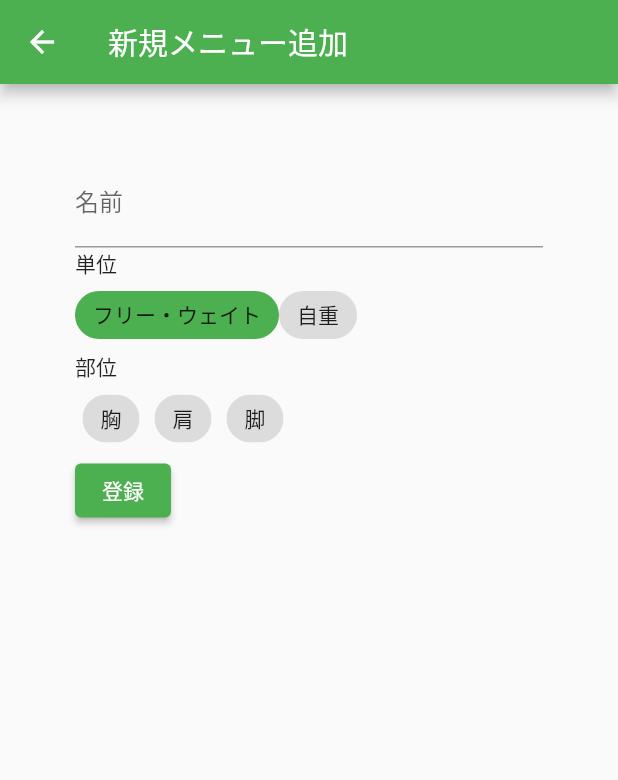
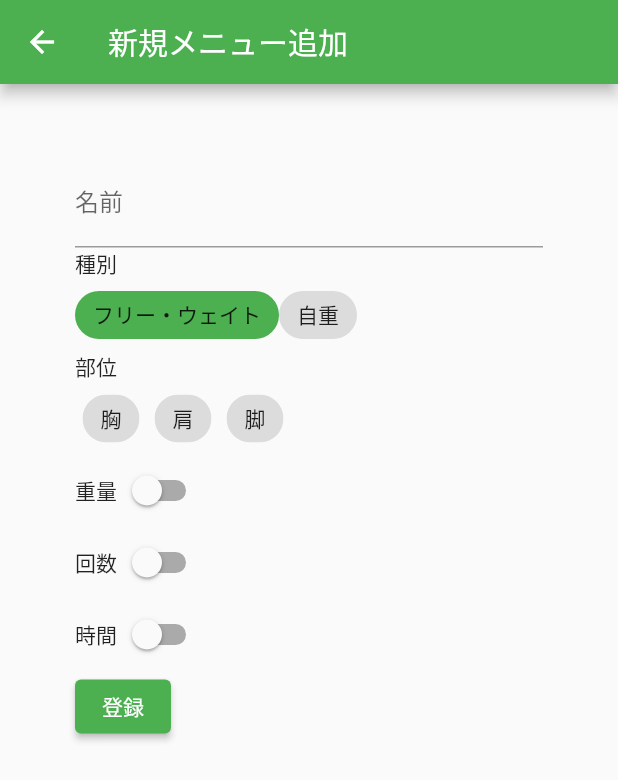
Before and after one commit to kimihira-dev/muscle_momory, a Flutter app: the MenuEditPage screen opened directly with empty values, on a phone screen of 412 x 824 dp. Shown: the top 780 px of the screen. Run offline on Flutter 3.47's test engine with Material 2 defaults, Android fonts, the phone set to English and light mode, and no system bars; our stand-ins replace sqflite; accounts and stored records are empty.

Commit message:
メニューに各種フラグを追加

```diff
--- a/lib/db/db_factory.dart
+++ b/lib/db/db_factory.dart
@@ -27,7 +27,10 @@ class DbFactory {
       create table ${MenuDaoHelper.tableName} (
         ${MenuDaoHelper.columnId} integer primary key autoincrement,
         ${MenuDaoHelper.columnName} text,
-        ${MenuDaoHelper.columnType} int
+        ${MenuDaoHelper.columnType} int,
+        ${MenuDaoHelper.columnWeightFlg} boolean,
+        ${MenuDaoHelper.columnCountFlg} boolean,
+        ${MenuDaoHelper.columnTimeFlg} boolean
         );
       ''');
       await db.execute('''
--- a/lib/db/part_dao.dart
+++ b/lib/db/part_dao.dart
@@ -15,8 +15,6 @@ class PartDao {
       await helper.open();
 
       result = await helper.fetch(id);
-    } catch (e) {
-      print(e.toString());
     } finally {
       await helper.close();
     }
@@ -31,8 +29,6 @@ class PartDao {
       await helper.open();
 
       result = await helper.getList();
-    } catch (e) {
-      print(e.toString());
     } finally {
       await helper.close();
     }
--- a/lib/db/part_menu_dao.dart
+++ b/lib/db/part_menu_dao.dart
@@ -19,8 +19,6 @@ class PartMenuDao {
       if (result == null) {
         await helper.insert(part_id, menu_id);
       }
-    } catch (e) {
-      print(e.toString());
     } finally {
       await helper.close();
     }
@@ -31,8 +29,6 @@ class PartMenuDao {
     try {
       await helper.open();
       await helper.deleteFromMenuId(menu_id);
-    } catch (e) {
-      print(e.toString());
     } finally {
       await helper.close();
     }
@@ -45,8 +41,6 @@ class PartMenuDao {
       await helper.open();
 
       result = await helper.getList(part_id: part_id, menu_id: menu_id);
-    } catch (e) {
-      print(e.toString());
     } finally {
       await helper.close();
     }
--- a/lib/entity/menu.dart
+++ b/lib/entity/menu.dart
@@ -7,9 +7,21 @@ class Menu {
   String name = '';
   MenuType type = MenuType.free;
   List<Part> parts = [];
+  bool weightFlg = false;
+  bool countFlg = false;
+  bool timeFlg = false;
 
   /// コンストラクタ
-  Menu(this._id, this.name, this.type, this.parts);
+  Menu(
+    this._id,
+    this.name,
+    this.type,
+    this.weightFlg,
+    this.countFlg,
+    this.timeFlg,
+    this.parts,
+  );
+
   /// 空データ用コンストラクタ
   Menu.empty();
 
--- a/lib/page/home_page.dart
+++ b/lib/page/home_page.dart
@@ -40,10 +40,10 @@ class _HomePageState extends State<HomePage> {
           IconButton(onPressed: () {
             _factory.reCreate();
             _updateList();
-          }, icon: Icon(Icons.abc_sharp)),
+          }, icon: Icon(Icons.delete)),
           IconButton(onPressed: () {
             _factory.create();
-          }, icon: Icon(Icons.adb_outlined))
+          }, icon: Icon(Icons.filter_alt))
         ],
       ),
       body: ListView.builder(
--- a/lib/page/menu_edit_page.dart
+++ b/lib/page/menu_edit_page.dart
@@ -15,7 +15,8 @@ class MenuEditPage extends StatefulWidget {
   const MenuEditPage(this.updateList, {super.key, this.menu, this.partId});
 
   @override
-  State<MenuEditPage> createState() => _MenuEditPageState(this.partId, this.menu);
+  State<MenuEditPage> createState() =>
+      _MenuEditPageState(this.partId, this.menu);
 }
 
 class _MenuEditPageState extends State<MenuEditPage> {
@@ -80,7 +81,8 @@ class _MenuEditPageState extends State<MenuEditPage> {
   Widget build(BuildContext context) {
     var body;
     if (_partList.isNotEmpty) {
-      body = Form(
+      body = SingleChildScrollView(
+        child: Form(
           key: _formKey,
           child: Padding(
             padding: const EdgeInsets.all(50.0),
@@ -100,7 +102,7 @@ class _MenuEditPageState extends State<MenuEditPage> {
                     menu_name = value;
                   },
                 ),
-              Text('単位'),
+                Text('種別'),
                 Wrap(
                   // list of length 3
                   children: List.generate(
@@ -141,7 +143,8 @@ class _MenuEditPageState extends State<MenuEditPage> {
                                 ScaffoldMessenger.of(context)
                                     .showSnackBar(SnackBar(
                                   content: Text('１つ以上の部位を選択してください。'),
-                              backgroundColor: Colors.red.shade300,));
+                                  backgroundColor: Colors.red.shade300,
+                                ));
                               }
                             }
                           });
@@ -150,14 +153,48 @@ class _MenuEditPageState extends State<MenuEditPage> {
                     },
                   ).toList(),
                 ),
+                Row(
+                  children: [
+                    Text('重量'),
+                    Switch.adaptive(
+                      value: _menu.weightFlg,
+                      onChanged: (bool value) {
+                        setState(() => _menu.weightFlg = value);
+                      },
+                    ),
+                  ],
+                ),
+                Row(
+                  children: [
+                    Text('回数'),
+                    Switch.adaptive(
+                      value: _menu.countFlg,
+                      onChanged: (bool value) {
+                        setState(() => _menu.countFlg = value);
+                      },
+                    ),
+                  ],
+                ),
+                Row(
+                  children: [
+                    Text('時間'),
+                    Switch.adaptive(
+                      value: _menu.timeFlg,
+                      onChanged: (bool value) {
+                        setState(() => _menu.timeFlg = value);
+                      },
+                    ),
+                  ],
+                ),
+
                 ElevatedButton(
                   onPressed: () async {
                     if (_formKey.currentState!.validate()) {
                       if (_partIndexes.length == 0) {
-                      ScaffoldMessenger.of(context)
-                          .showSnackBar(SnackBar(
+                        ScaffoldMessenger.of(context).showSnackBar(SnackBar(
                           content: Text('１つ以上の部位を選択してください。'),
-                        backgroundColor: Colors.red.shade300,));
+                          backgroundColor: Colors.red.shade300,
+                        ));
                       } else {
                         // 登録
                         _menu.name = menu_name;
@@ -171,14 +208,15 @@ class _MenuEditPageState extends State<MenuEditPage> {
                         // 一覧に戻る
                         Navigator.pop(context);
                         // メッセージ
-                      ScaffoldMessenger.of(context)
-                          .showSnackBar(SnackBar(content: Text('$_mode_nameしました')));
+                        ScaffoldMessenger.of(context).showSnackBar(
+                            SnackBar(content: Text('$_mode_nameしました')));
                       }
                     }
                   },
                   child: Text(_mode_name),
                 ),
               ],
+            ),
           ),
         ),
       );
--- /dev/null
+++ b/lib/util.dart
@@ -0,0 +1 @@
+bool intToBool(int a) => a == 0 ? false : true;
```
Also changed, not shown: lib/db/menu_dao.dart (+23 -7 lines), lib/page/menu_list_page.dart (+10 -2 lines). Lines whose indentation alone changed are shown as unchanged.
